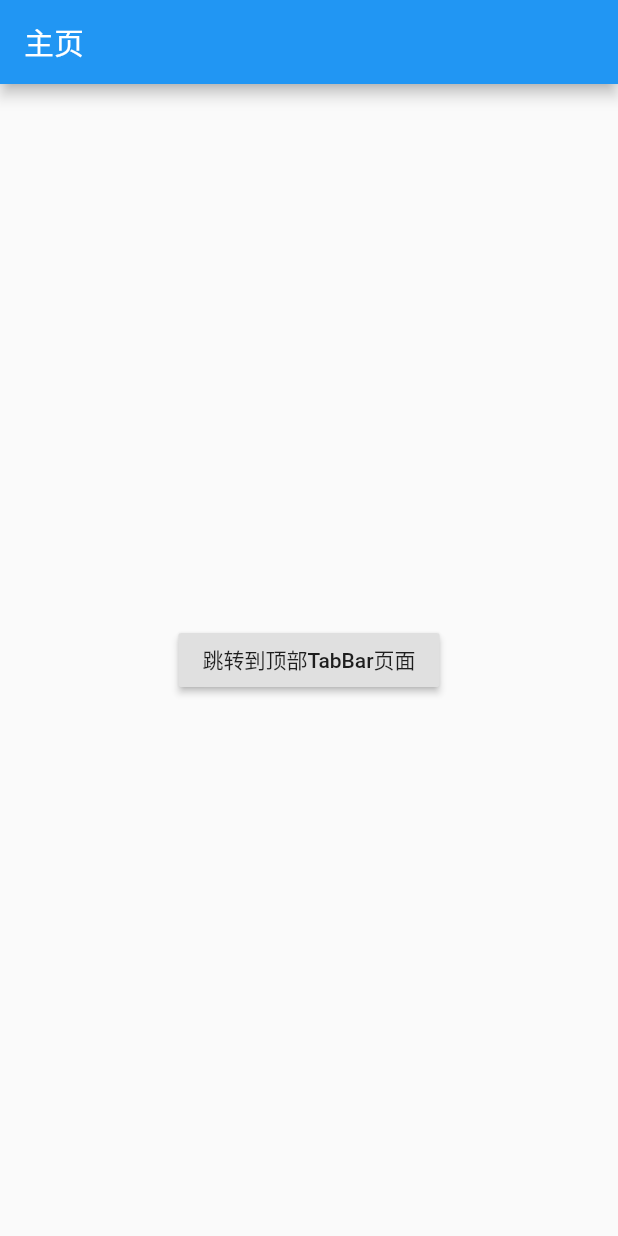
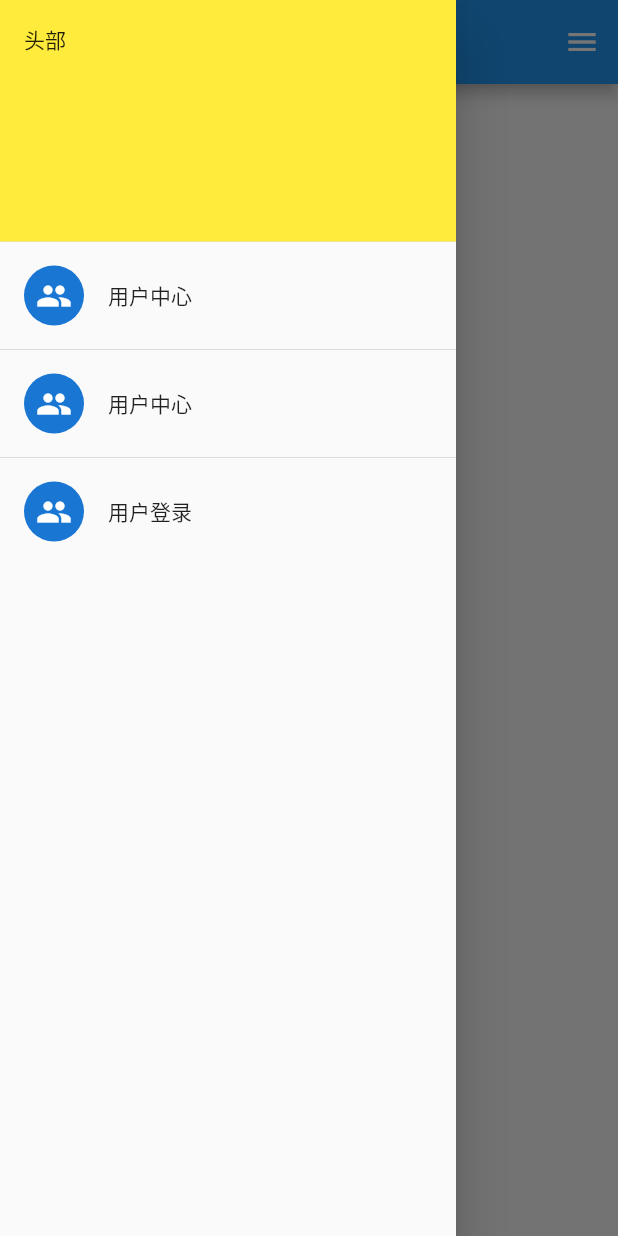
Before and after one commit to pjqdyd/Flutter-demo, a Flutter app: the screen it shows after launch, with the side drawer open (before the commit the screen has no drawer), on a phone screen of 412 x 824 dp. Run offline on Flutter 3.47's test engine with Material 2 defaults, Android fonts, the phone set to English and light mode, and no system bars.

Commit message:
Drawer侧边栏

```diff
--- a/lib/pages/Home.dart
+++ b/lib/pages/Home.dart
@@ -15,11 +15,68 @@ class _HomePageState extends State<HomePage> {
         title: Text("主页"),
       ),
       body: Center(
-        child: RaisedButton(
-          child: Text("跳转到顶部TabBar页面"),
-          onPressed: (){
-            Navigator.pushNamed(context, "/tabBarController");
-          },
+        child: Text("主页"),
+      ),
+      drawer: Drawer(   //左侧边栏
+        child: Column(
+          children: <Widget>[
+            // DrawerHeader(
+            //   child: Text("头部"),
+            // ),
+            Row(
+              //头部自动扩展
+              children: <Widget>[
+                Expanded(
+                  child: DrawerHeader(
+                    child: Text("头部"),
+                    decoration: BoxDecoration(
+                      color: Colors.yellow,
+                      //image: DecorationImage(image: ),
+                    ),
+                  ),
+                )
+              ],
+            ),
+            ListTile(
+              leading: CircleAvatar(child: Icon(Icons.people)),
+              title: Text("用户中心"),
+            ),
+            Divider(), //线条
+            ListTile(
+              leading: CircleAvatar(child: Icon(Icons.people)),
+              title: Text("用户中心"),
+            ),
+            Divider(),
+            ListTile(
+              leading: CircleAvatar(child: Icon(Icons.people)),
+              title: Text("用户登录"),
+              onTap: (){
+                Navigator.of(context).pop(); //隐藏侧边栏
+                Navigator.pushNamed(context, "/login");
+              },
+            )
+          ],
+        ),
+      ),
+
+      endDrawer: Drawer( //右侧边栏
+        child: Column(
+          children: <Widget>[
+            Row(
+              children: <Widget>[
+                Expanded(
+                  child: UserAccountsDrawerHeader( //默认用户侧边栏头部
+                    accountName: Text("名字"),
+                    accountEmail: Text("邮箱"),
+                    currentAccountPicture: CircleAvatar(
+                      backgroundImage: AssetImage("images/face.jpg"),
+                    ),
+                    //decoration: , //样式
+                  ),
+                )
+              ],
+            )
+          ],
         ),
       ),
     );
--- a/lib/routes/Routes.dart
+++ b/lib/routes/Routes.dart
@@ -1,5 +1,4 @@
 import 'package:flutter/material.dart';
-import '../pages/TabBarController.dart';
 import '../pages/Home.dart';
 import '../pages/user/Login.dart';
 import '../pages/user/Register.dart';
@@ -9,7 +8,6 @@ final routers = {
   '/': (context) => HomePage(),
   '/register': (context) => RegisterPage(),
   '/login': (context) => LoginPage(),
-  '/tabBarController': (context) => TabBarControllerPage()
   //'/search': (context, {arguments}) => SearchPage(arguments: arguments),
 };
 
```
Also changed, not shown: lib/pages/TabBarController.dart (deleted, +0 -51 lines).
